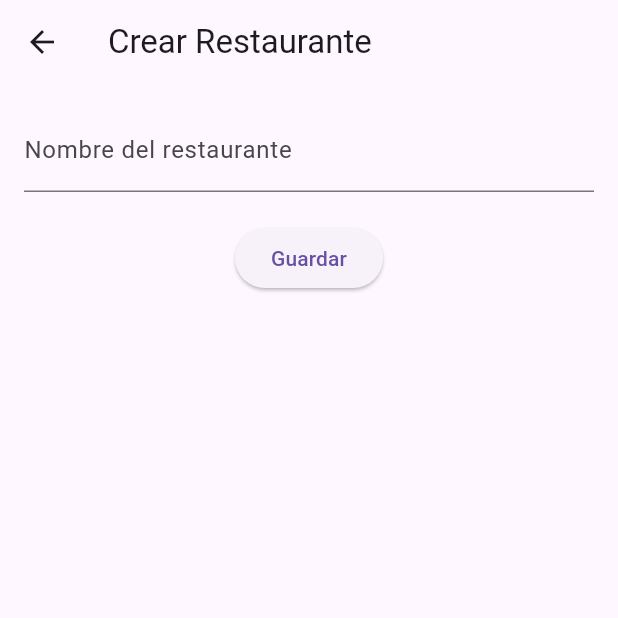
After one commit to JDavidMezaF/MYVORDER, a Flutter app: the AdminScreen screen opened directly, after a tap on the "add" icon, on a phone screen of 412 x 824 dp, the top half of it. The commit adds this screen. Run offline on Flutter 3.47's test engine with Material 3 defaults, Android fonts, the phone set to English and light mode, and no system bars; missing offline and left inert: mobile_scanner.

Commit message:
Agregando el crud de restaurantes

```diff
--- a/frontendlogin/frontendlogin/lib/screens/admin_screen.dart
+++ b/frontendlogin/frontendlogin/lib/screens/admin_screen.dart
@@ -1,4 +1,5 @@
 import 'package:flutter/material.dart';
+import 'crear_restaurante_screen.dart'; // 👈 asegúrate de tener este import
 
 class AdminScreen extends StatelessWidget {
   const AdminScreen({super.key});
@@ -12,6 +13,24 @@ class AdminScreen extends StatelessWidget {
       body: const Center(
         child: Text("Bienvenido Admin"),
       ),
+
+      // 👇 BOTÓN FLOTANTE
+      floatingActionButton: FloatingActionButton(
+  onPressed: () async {
+    final result = await Navigator.push(
+      context,
+      MaterialPageRoute(
+        builder: (_) => const CrearRestauranteScreen(),
+      ),
+    );
+
+    if (result == true) {
+      print("Se creó restaurante, refrescar lista");
+      // Aquí luego recargaremos la lista si quieres mostrarla
+    }
+  },
+  child: const Icon(Icons.add),
+),
     );
   }
 }
--- /dev/null
+++ b/frontendlogin/frontendlogin/lib/screens/crear_restaurante_screen.dart
@@ -0,0 +1,81 @@
+import 'package:flutter/material.dart';
+import 'dart:convert';
+import 'package:http/http.dart' as http;
+import '../config/api_config.dart';
+
+class CrearRestauranteScreen extends StatefulWidget {
+  const CrearRestauranteScreen({super.key});
+
+  @override
+  State<CrearRestauranteScreen> createState() =>
+      _CrearRestauranteScreenState();
+}
+
+class _CrearRestauranteScreenState
+    extends State<CrearRestauranteScreen> {
+
+  final TextEditingController nombreController =
+      TextEditingController();
+
+  @override
+  Widget build(BuildContext context) {
+    return Scaffold(
+      appBar: AppBar(
+        title: const Text("Crear Restaurante"),
+      ),
+      body: Padding(
+        padding: const EdgeInsets.all(16),
+        child: Column(
+          children: [
+            TextField(
+              controller: nombreController,
+              decoration: const InputDecoration(
+                labelText: "Nombre del restaurante",
+              ),
+            ),
+            const SizedBox(height: 20),
+            ElevatedButton(
+  onPressed: () async {
+    final nombre = nombreController.text.trim();
+
+    if (nombre.isEmpty) {
+      ScaffoldMessenger.of(context).showSnackBar(
+        const SnackBar(content: Text("Ingresa un nombre")),
+      );
+      return;
+    }
+
+    try {
+      final response = await http.post(
+        Uri.parse("${ApiConfig.baseUrl}/api/restaurantes"),
+        headers: {"Content-Type": "application/json"},
+        body: jsonEncode({
+          "nombre": nombre,
+        }),
+      );
+
+      if (response.statusCode == 200 || response.statusCode == 201) {
+        ScaffoldMessenger.of(context).showSnackBar(
+          const SnackBar(content: Text("Restaurante creado")),
+        );
+
+        Navigator.pop(context, true); // 👈 regresamos y avisamos que se creó
+      } else {
+        ScaffoldMessenger.of(context).showSnackBar(
+          SnackBar(content: Text("Error: ${response.body}")),
+        );
+      }
+    } catch (e) {
+      ScaffoldMessenger.of(context).showSnackBar(
+        SnackBar(content: Text("Error conexión: $e")),
+      );
+    }
+  },
+  child: const Text("Guardar"),
+)
+          ],
+        ),
+      ),
+    );
+  }
+}
--- a/frontendlogin/frontendlogin/lib/screens/login_screen.dart
+++ b/frontendlogin/frontendlogin/lib/screens/login_screen.dart
@@ -49,7 +49,7 @@ class _LoginScreenState extends State<LoginScreen> {
 
       final usuario = result["data"]["usuario"];
 
-      final rol = usuario["Rol"]
+      final rol = usuario["rol"]
           .toString()
           .toLowerCase()
           .trim();
@@ -229,8 +229,8 @@ class _LoginScreenState extends State<LoginScreen> {
                       child: Text("Cliente"),
                     ),
                     DropdownMenuItem(
-                      value: "admin",
-                      child: Text("Administrador"),
+                      value: "restaurante",
+                      child: Text("Restaurante"),
                     ),
                   ],
                   onChanged: (value) {
```
Also changed, not shown: frontendlogin/frontendlogin/lib/screens/restaurantes_screen.dart (+55 -42 lines), frontendlogin/frontendlogin/lib/services/restaurante_service.dart (added, +18 -0 lines), 3 other files.
